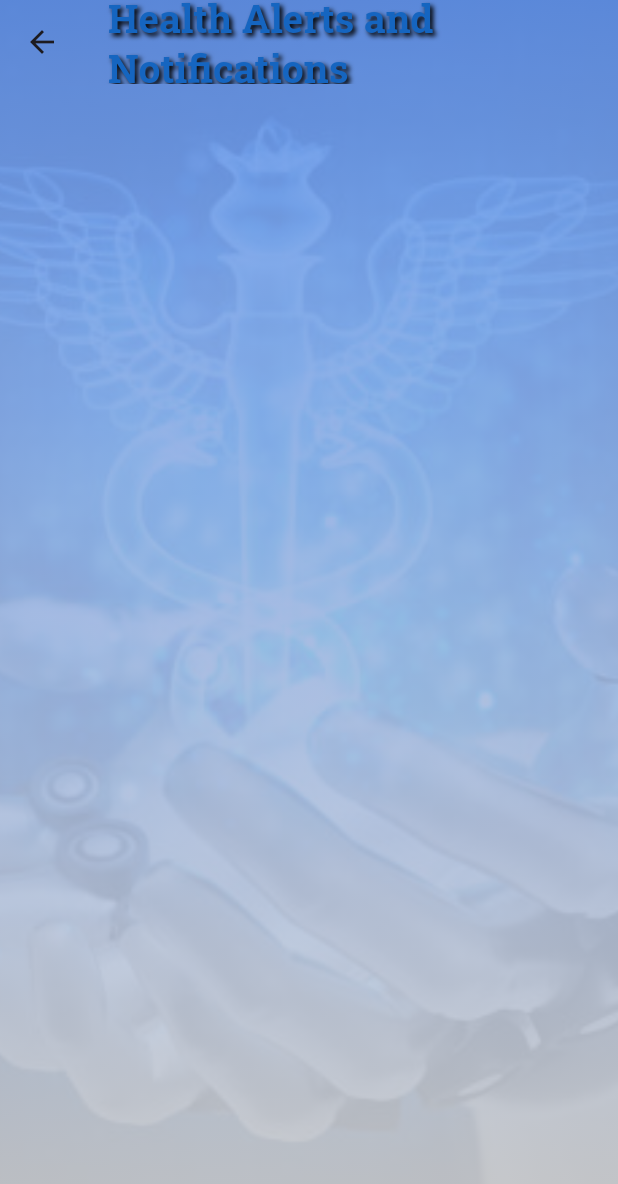
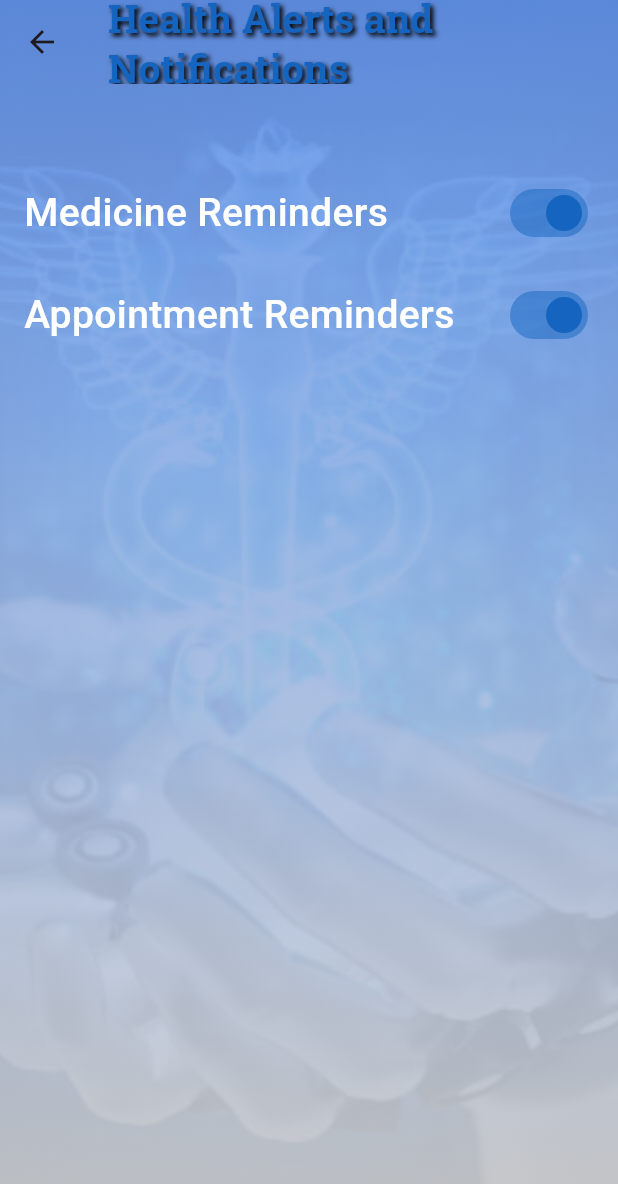
Before and after one commit to callmesidhu/AI-myAIdoctor-hackathon, a Flutter app: the AlertPage screen opened directly, on a phone screen of 412 x 824 dp. Shown: the top 1184 px of the screen. Run offline on Flutter 3.47's test engine with Material 3 defaults, Android fonts, the phone set to English and light mode, and no system bars; our stand-ins replace google_fonts.

Commit message:
Added features for alert page

```diff
--- a/Flutter-My-Doctor-App/lib/pages/alert_page.dart
+++ b/Flutter-My-Doctor-App/lib/pages/alert_page.dart
@@ -1,15 +1,25 @@
 import 'package:flutter/material.dart';
 import 'package:google_fonts/google_fonts.dart';
-class AlertPage extends StatelessWidget {
+class AlertPage extends StatefulWidget {
+  @override
+  _AlertPageState createState() => _AlertPageState();
+}
+
+class _AlertPageState extends State<AlertPage> {
+  bool _isReminderOn = true;
+
   @override
   Widget build(BuildContext context) {
     return Scaffold(
       appBar: PreferredSize(
-        preferredSize:Size.fromHeight(500) ,
+        preferredSize: Size.fromHeight(100),
         child: AppBar(
           backgroundColor: Colors.transparent,
           elevation: 0,
-        title: Text.rich(
+          title: Column(
+            crossAxisAlignment: CrossAxisAlignment.start,
+            children: [
+              Text.rich(
                 TextSpan(
                   children: [
                     TextSpan(
@@ -27,11 +37,13 @@ class AlertPage extends StatelessWidget {
                         ],
                       ),
                     ),
+
+
                     WidgetSpan(
                       alignment: PlaceholderAlignment.baseline,
                       baseline: TextBaseline.alphabetic,
                       child: Padding(
-    padding: const EdgeInsets.only(top: 0.20), // Move it lower
+                        padding: const EdgeInsets.only(top: 0.20),
                         child: Text(
                           'Notifications',
                           style: GoogleFonts.robotoSlab(
@@ -53,13 +65,15 @@ class AlertPage extends StatelessWidget {
                   ],
                 ),
               ),
+            ],
           ),
         ),
+
+      ),
+
 extendBodyBehindAppBar: true,
-
       body: Stack(
         children: [
-          // Background Image
           Positioned.fill(
             child: Image.asset(
               'assets/images/bg.jpg',
@@ -67,7 +81,6 @@ class AlertPage extends StatelessWidget {
             ),
           ),
 
-          // Gradient Overlay
           Positioned.fill(
             child: Container(
               decoration: BoxDecoration(
@@ -82,12 +95,64 @@ class AlertPage extends StatelessWidget {
               ),
             ),
           ),
-
-          // Page Content
-
+          SafeArea(
+          child:Padding(padding:
+          const EdgeInsets.fromLTRB(16, 18, 16, 0),
+            child: Column(
+              crossAxisAlignment: CrossAxisAlignment.start,
+              children: [
+                Row(
+                  mainAxisAlignment: MainAxisAlignment.spaceBetween,
+                  children: [
+                    Text(
+                      'Medicine Reminders',
+                      style: GoogleFonts.roboto(
+                        fontSize: 26,
+                        fontWeight: FontWeight.w500,
+                        color: Colors.white,
+                      ),
+                    ),
+                    Switch(
+                      value: _isReminderOn,
+                      onChanged: (bool newValue) {
+                        setState(() {
+                          _isReminderOn = newValue;
+                        });
+                      },
+                      activeColor: Colors.blue[800],
+                    ),
   ],
                     ),
+                    SizedBox(height: 20),
+                    Row(
+                      mainAxisAlignment: MainAxisAlignment.spaceBetween,
+                    children: [
+                    Text(
+                      'Appointment Reminders',
+                      style: GoogleFonts.roboto(
+                        fontSize: 26,
+                        fontWeight: FontWeight.w500,
+                        color: Colors.white,
+                      ),
+                    ),
+                    Switch(
+                      value: _isReminderOn,
+                      onChanged: (bool newValue) {
+                        setState(() {
+                          _isReminderOn = newValue;
+                        });
+                      },
+                      activeColor: Colors.blue[800],
+                    ),
+                  ],
+                ),
+              ],
+            ),
+          ),
+    ),
+    ],
+      ),
+
     );
-
   }
 }
```
Lines whose indentation alone changed are shown as unchanged.
